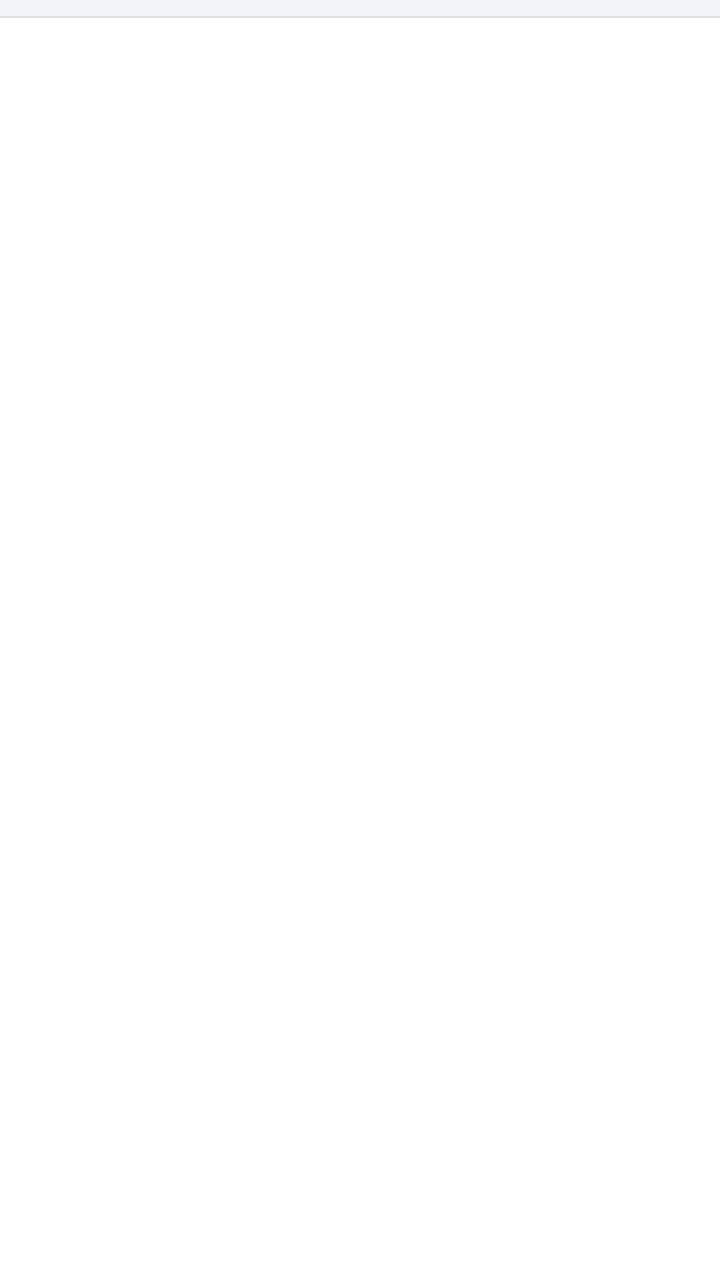
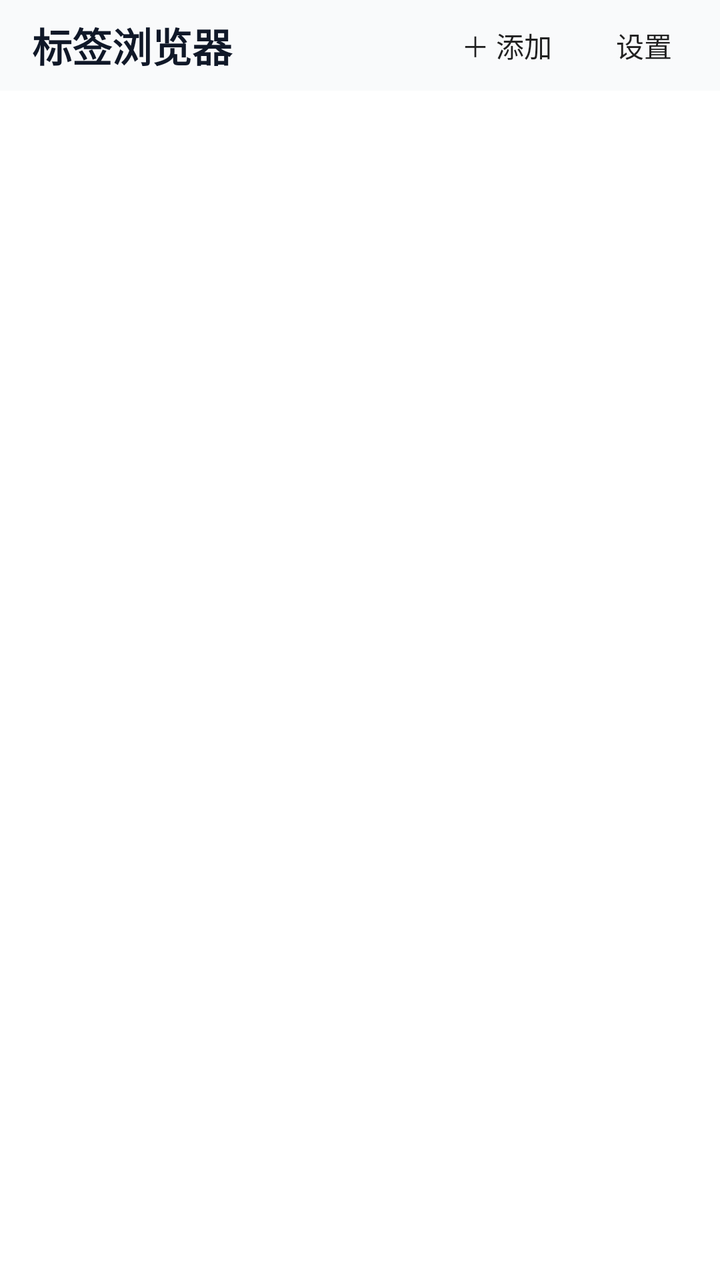

Compare the two renders of this Android layout. The source of the first and the diff that turns it into the second are given below.
<!-- AndroidManifest.xml: application theme AppTheme -->
<!-- res/layout/activity_main.xml -->
<?xml version="1.0" encoding="utf-8"?>
<LinearLayout xmlns:android="http://schemas.android.com/apk/res/android"
    android:id="@+id/root"
    android:layout_width="match_parent"
    android:layout_height="match_parent"
    android:orientation="vertical"
    android:background="#FFFFFFFF"
    android:keepScreenOn="true">

    <HorizontalScrollView
        android:id="@+id/tabBarScroll"
        android:layout_width="match_parent"
        android:layout_height="wrap_content"
        android:background="#FFF2F4F7"
        android:scrollbars="none">

        <LinearLayout
            android:id="@+id/tabBar"
            android:layout_width="wrap_content"
            android:layout_height="wrap_content"
            android:orientation="horizontal"
            android:gravity="center_vertical"
            android:padding="4dp" />
    </HorizontalScrollView>

    <View
        android:layout_width="match_parent"
        android:layout_height="1dp"
        android:background="#FFDDE1E6" />

    <FrameLayout
        android:id="@+id/webContainer"
        android:layout_width="match_parent"
        android:layout_height="0dp"
        android:layout_weight="1" />
</LinearLayout>
<!-- resources referenced by this layout -->
<resources>
  <style name="AppTheme" parent="@android:style/Theme.Material.Light.NoActionBar">
          <item name="android:windowBackground">#FFFFFFFF</item>
      </style>
</resources>

<!-- the commit's change to res/layout/activity_main.xml (unified diff, before → after) -->
@@ -1,36 +1,76 @@
 <?xml version="1.0" encoding="utf-8"?>
 <LinearLayout xmlns:android="http://schemas.android.com/apk/res/android"
-    android:id="@+id/root"
     android:layout_width="match_parent"
     android:layout_height="match_parent"
     android:orientation="vertical"
-    android:background="#FFFFFFFF"
-    android:keepScreenOn="true">
+    android:background="#FFFFFF">
 
-    <HorizontalScrollView
-        android:id="@+id/tabBarScroll"
+    <LinearLayout
         android:layout_width="match_parent"
         android:layout_height="wrap_content"
-        android:background="#FFF2F4F7"
-        android:scrollbars="none">
+        android:orientation="horizontal"
+        android:gravity="center_vertical"
+        android:background="#F9FAFB"
+        android:paddingLeft="16dp"
+        android:paddingRight="8dp"
+        android:paddingTop="8dp"
+        android:paddingBottom="8dp">
 
-        <LinearLayout
-            android:id="@+id/tabBar"
+        <TextView
+            android:id="@+id/title"
+            android:layout_width="0dp"
+            android:layout_height="wrap_content"
+            android:layout_weight="1"
+            android:text="标签浏览器"
+            android:textSize="20sp"
+            android:textStyle="bold"
+            android:textColor="#101828" />
+
+        <Button
+            android:id="@+id/btnAdd"
             android:layout_width="wrap_content"
             android:layout_height="wrap_content"
-            android:orientation="horizontal"
-            android:gravity="center_vertical"
-            android:padding="4dp" />
-    </HorizontalScrollView>
+            android:text="＋ 添加"
+            android:textSize="14sp"
+            android:minWidth="0dp"
+            android:paddingLeft="16dp"
+            android:paddingRight="16dp" />
 
-    <View
-        android:layout_width="match_parent"
-        android:layout_height="1dp"
-        android:background="#FFDDE1E6" />
+        <Button
+            android:id="@+id/btnSettings"
+            android:layout_width="wrap_content"
+            android:layout_height="wrap_content"
+            android:text="设置"
+            android:textSize="14sp"
+            android:minWidth="0dp"
+            android:paddingLeft="16dp"
+            android:paddingRight="16dp" />
+    </LinearLayout>
 
     <FrameLayout
-        android:id="@+id/webContainer"
         android:layout_width="match_parent"
         android:layout_height="0dp"
-        android:layout_weight="1" />
+        android:layout_weight="1">
+
+        <GridView
+            android:id="@+id/grid"
+            android:layout_width="match_parent"
+            android:layout_height="match_parent"
+            android:numColumns="3"
+            android:horizontalSpacing="6dp"
+            android:verticalSpacing="6dp"
+            android:padding="10dp"
+            android:listSelector="@android:color/transparent" />
+
+        <TextView
+            android:id="@+id/empty"
+            android:layout_width="wrap_content"
+            android:layout_height="wrap_content"
+            android:layout_gravity="center"
+            android:text="还没有标签\n点右上角「＋ 添加」配置你的网页"
+            android:textSize="15sp"
+            android:gravity="center"
+            android:textColor="#667085"
+            android:visibility="gone" />
+    </FrameLayout>
 </LinearLayout>
